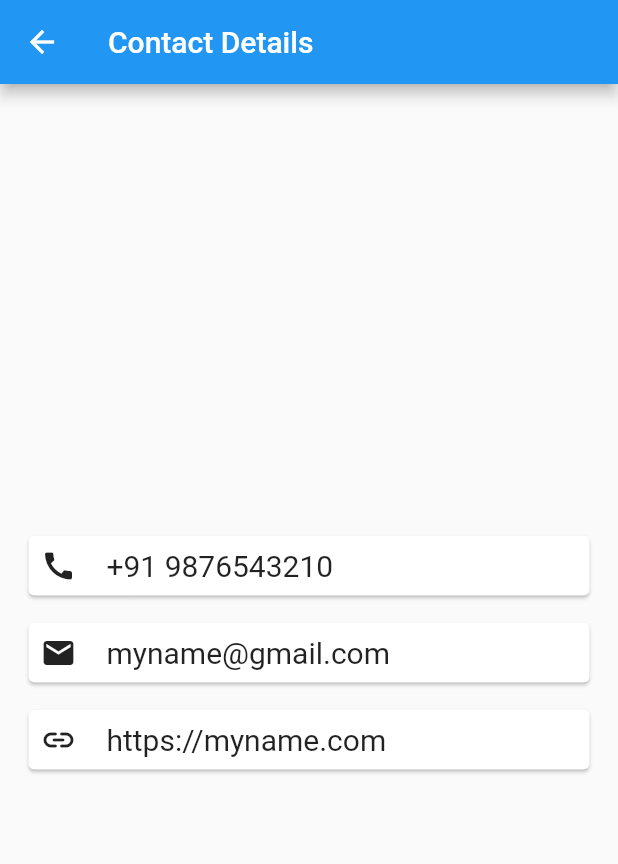
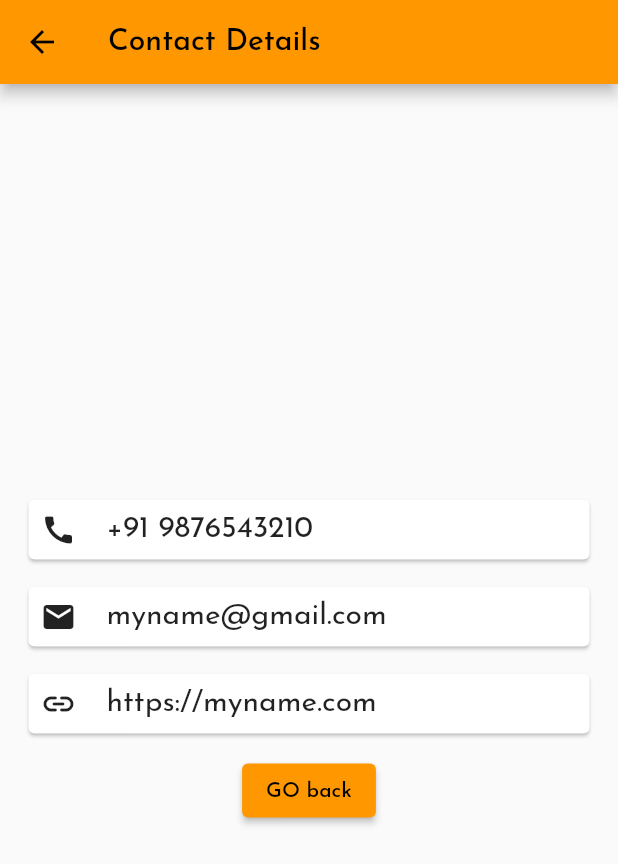
Before and after one commit to gdscwce/themes, a Flutter app: the screen it shows after launch, after a tap on "Contact", on a phone screen of 412 x 824 dp. Shown: the top 864 px of the screen. Run offline on Flutter 3.47's test engine with Material 2 defaults, Android fonts, the light colour scheme and no system bars; our stand-ins replace google_fonts; network calls fail.

Commit message:
themes modified

```diff
--- /dev/null
+++ b/lib/constants.dart
@@ -0,0 +1 @@
+bool isBright = true;
--- a/lib/main.dart
+++ b/lib/main.dart
@@ -1,5 +1,9 @@
 import 'package:flutter/material.dart';
-import 'package:themes/page1.dart';
+import 'package:google_fonts/google_fonts.dart';
+import 'package:themes/pages/page1.dart';
+import 'package:themes/pages/page2.dart';
+
+import 'constants.dart';
 
 void main() {
   runApp(const MyApp());
@@ -11,14 +15,33 @@ class MyApp extends StatelessWidget {
   // This widget is the root of your application.
   @override
   Widget build(BuildContext context) {
+
     return MaterialApp(
       debugShowCheckedModeBanner: false,
-      title: 'Flutter Demo',
+
       theme: ThemeData(
+        // appBarTheme: const AppBarTheme(
+        //   backgroundColor: Colors.greenAccent,
+        // ),
+        // // brightness: isBright ? Brightness.light:Brightness.dark,
+        // iconTheme: const IconThemeData(
+        //   color: Colors.redAccent,
+        //   size: 40
+        // ),
+        textTheme: GoogleFonts.josefinSansTextTheme(
+        Theme.of(context).textTheme,),
+        primarySwatch: Colors.orange,
+        // primaryColor: Colors.cyan,
+      ),
+      initialRoute: '/',
+      routes:{
+        '/':(context) => const Page1(),
+       '/second': (context) => const Page2(),
 
-        primarySwatch: Colors.blue,
-      ),
-      home:  const Page1(),
+      },
+
     );
+
+
   }
 }
--- a/lib/page1.dart
+++ /dev/null
@@ -1,99 +0,0 @@
-import 'package:flutter/material.dart';
-import 'package:themes/page2.dart';
-
-class Page1 extends StatelessWidget {
-  const Page1({Key? key}) : super(key: key);
-
-  @override
-  Widget build(BuildContext context) {
-   var Height= MediaQuery.of(context).size.height;
-   var Width= MediaQuery.of(context).size.width;
-    return  Scaffold(
-      appBar: AppBar(
-        leading: null,
-        centerTitle: true,
-        title: const Text('PAGE 1'),
-      ),
-
-      body: Padding(
-        padding: const EdgeInsets.all(8.0),
-        child: Column(
-          crossAxisAlignment: CrossAxisAlignment.center,
-          // mainAxisAlignment: MainAxisAlignment.center,
-          children:  [
-            const Center(child: Text("Profile",style: TextStyle(
-              fontSize: 30
-            ),)),
-            const SizedBox(
-              height: 30,
-
-            ),
-            Container(
-              height: 200,
-              width: 200,
-              decoration:  BoxDecoration(
-
-                borderRadius: BorderRadius.circular(100),
-                image:const DecorationImage(
-                  image:  NetworkImage('https://images.pexels.com/photos/162140/duckling-birds-yellow-fluffy-162140.jpeg?auto=compress&cs=tinysrgb&w=1600'),
-                  fit: BoxFit.fill
-                )
-              ),
-
-            ),
-            const SizedBox(
-              height: 30,
-            ),
-              Card(
-               child: Padding(
-                 padding: const EdgeInsets.all(8.0),
-                 child: Row(
-                   children:  [
-                     const Icon(Icons.person),
-                     SizedBox(width: Width /3),
-                     const Text('My Name',style: TextStyle(fontSize: 20),),
-                   ],
-                 ),
-               ),
-             ),
-            const SizedBox(
-              height: 10,
-            ),
-            Card(
-              child: Padding(
-                padding: const EdgeInsets.all(8.0),
-                child: Row(
-                  children:  [
-                    const Icon(Icons.work),
-                    SizedBox(width: Width /3),
-                    const Text('IT Company',style: TextStyle(fontSize: 20),),
-                  ],
-                ),
-              ),
-            ),
-            const SizedBox(
-              height: 10,
-            ),
-
-            Padding(
-              padding: const EdgeInsets.symmetric(horizontal: 60.0,vertical: 20),
-              child: ElevatedButton(
-                onPressed: (){
-                Navigator.push((context), MaterialPageRoute(builder: (context)=>const Page2()));
-              }, child: Row(
-                mainAxisAlignment: MainAxisAlignment.center,
-                children:  [
-
-                  const Text('Contact',style: TextStyle(fontSize: 20),),
-                  const Icon(Icons.arrow_forward_ios_sharp),
-
-                ],
-              ),),
-            )
-          ],
-        ),
-      ),
-
-    );
-  }
-}
--- a/lib/page2.dart
+++ /dev/null
@@ -1,72 +0,0 @@
-import 'package:flutter/material.dart';
-
-class Page2 extends StatelessWidget {
-  const Page2({Key? key}) : super(key: key);
-
-  @override
-  Widget build(BuildContext context) {
-
-    return  Scaffold(
-      appBar: AppBar(
-        title: const Text(
-            'Contact Details'
-            ),
-      ),
-      body: Padding(
-        padding: const EdgeInsets.all(15.0),
-        child: Column(
-          mainAxisAlignment: MainAxisAlignment.center,
-          crossAxisAlignment: CrossAxisAlignment.center,
-          children: [
-            Card(
-              child: Padding(
-                padding: const EdgeInsets.all(8.0),
-                child: Row(
-                  children:  const [
-                    Icon(Icons.call),
-                    SizedBox(width:20),
-                    Text('+91 9876543210',style: TextStyle(fontSize: 20),),
-                  ],
-                ),
-              ),
-            ),
-            const SizedBox(
-              height: 10,
-            ),
-            Card(
-              child: Padding(
-                padding: const EdgeInsets.all(8.0),
-                child: Row(
-                  children:  const [
-                    Icon(Icons.email),
-                    SizedBox(width:20),
-                    Text('myname@gmail.com',style: TextStyle(fontSize: 20),),
-                  ],
-                ),
-              ),
-            ),
-            const SizedBox(
-              height: 10,
-            ),
-            Card(
-              child: Padding(
-                padding: const EdgeInsets.all(8.0),
-                child: Row(
-                  children:  const [
-                    Icon(Icons.link_rounded),
-                    SizedBox(width:20),
-                    Text('https://myname.com',style: TextStyle(fontSize: 20),),
-                  ],
-                ),
-              ),
-            ),
-            const SizedBox(
-              height: 10,
-            ),
-
-          ],
-        ),
-      ),
-    );
-  }
-}
--- /dev/null
+++ b/lib/pages/page1.dart
@@ -0,0 +1,143 @@
+import 'package:flutter/foundation.dart';
+import 'package:flutter/material.dart';
+import 'package:themes/pages/page2.dart';
+
+import '../constants.dart';
+import 'login.dart';
+
+
+class Page1 extends StatefulWidget {
+  const Page1({Key? key}) : super(key: key);
+
+  @override
+  State<Page1> createState() => _Page1State();
+}
+
+class _Page1State extends State<Page1> {
+
+  @override
+  Widget build(BuildContext context) {
+    var Width = MediaQuery.of(context).size.width;
+    return  Scaffold(
+          appBar: AppBar(
+            leading: null,
+            centerTitle: true,
+
+            title: const Text('PAGE 1'),
+            // actions: [
+            //   IconButton(onPressed: (){
+            // setState(() {
+            //   isBright =!isBright;
+            // }
+            // );
+            //
+            //   if (kDebugMode) {
+            //     print(isBright);
+            //   }
+            //   }, icon: const Icon(Icons.abc), )
+            // ],
+          ),
+drawer:  Drawer(
+  child: ListView(
+      children: [
+        ListTile(
+          title: const Text('Click me'),
+          onTap: (){
+            Navigator.of(context).pop();
+          },
+        )
+      ],
+  ),
+),
+
+          body: Padding(
+            padding: const EdgeInsets.all(8.0),
+            child: Column(
+              crossAxisAlignment: CrossAxisAlignment.center,
+              // mainAxisAlignment: MainAxisAlignment.center,
+              children:  [
+                const Center(child: Text("Profile",style: TextStyle(
+                    fontSize: 30
+                ),)),
+                const SizedBox(
+                  height: 30,
+
+                ),
+                Container(
+
+                  height: 200,
+                  width: 200,
+                  decoration:  BoxDecoration(
+
+                      borderRadius: BorderRadius.circular(100),
+                      image:const DecorationImage(
+                          image:  NetworkImage('https://images.pexels.com/photos/162140/duckling-birds-yellow-fluffy-162140.jpeg?auto=compress&cs=tinysrgb&w=1600'),
+                          fit: BoxFit.fill
+                      )
+                  ),
+
+                ),
+                const SizedBox(
+                  height: 30,
+                ),
+                Card(
+                  child: Padding(
+                    padding: const EdgeInsets.all(8.0),
+                    child: Row(
+                      children:  [
+                        const Icon(Icons.person),
+                        SizedBox(width: Width /3),
+                        const Text('My Name',style: TextStyle(fontSize: 20),),
+                      ],
+                    ),
+                  ),
+                ),
+                const SizedBox(
+                  height: 10,
+                ),
+                Card(
+                  child: Padding(
+                    padding: const EdgeInsets.all(8.0),
+                    child: Row(
+                      children:  [
+                        const Icon(Icons.work),
+                        SizedBox(width: Width /3),
+                        const Text('IT Company',style: TextStyle(fontSize: 20),),
+                      ],
+                    ),
+                  ),
+                ),
+                const SizedBox(
+                  height: 10,
+                ),
+
+                Padding(
+                  padding: const EdgeInsets.symmetric(horizontal: 60.0,vertical: 20),
+                  child: ElevatedButton(
+                    onPressed: (){
+                      Navigator.push((context), MaterialPageRoute(builder: (context)=>const Page2()));
+                    }, child: Row(
+                    mainAxisAlignment: MainAxisAlignment.center,
+                    children:  const [
+
+                      Text('Contact',style: TextStyle(fontSize: 20),),
+                      Icon(Icons.arrow_forward_ios_sharp),
+
+                    ],
+                  ),),
+                ),
+                ElevatedButton(onPressed: (){
+                  Navigator.pushNamed((context), '/second');
+                }, child: const Text('Named route')),
+                ElevatedButton(onPressed: (){
+                  Navigator.push((context), MaterialPageRoute(builder: (context)=>Login()));
+                }, child: const Text('login'))
+              ],
+            ),
+          ),
+
+
+
+    );
+  }
+}
--- /dev/null
+++ b/lib/pages/page2.dart
@@ -0,0 +1,78 @@
+import 'package:flutter/material.dart';
+
+import '../constants.dart';
+
+class Page2 extends StatelessWidget {
+  const Page2({Key? key}) : super(key: key);
+
+  @override
+  Widget build(BuildContext context) {
+
+    return   Scaffold(
+        appBar: AppBar(
+          // backgroundColor: Colors.orange,
+          title: const Text(
+              'Contact Details'
+              ),
+        ),
+        body: Padding(
+          padding: const EdgeInsets.all(15.0),
+          child: Column(
+            mainAxisAlignment: MainAxisAlignment.center,
+            crossAxisAlignment: CrossAxisAlignment.center,
+            children: [
+              Card(
+                child: Padding(
+                  padding: const EdgeInsets.all(8.0),
+                  child: Row(
+                    children:  const [
+                      Icon(Icons.call,),
+                      SizedBox(width:20),
+                      Text('+91 9876543210',style: TextStyle(fontSize: 20),),
+                    ],
+                  ),
+                ),
+              ),
+              const SizedBox(
+                height: 10,
+              ),
+              Card(
+                child: Padding(
+                  padding: const EdgeInsets.all(8.0),
+                  child: Row(
+                    children:  const [
+                      Icon(Icons.email),
+                      SizedBox(width:20),
+                      Text('myname@gmail.com',style: TextStyle(fontSize: 20),),
+                    ],
+                  ),
+                ),
+              ),
+              const SizedBox(
+                height: 10,
+              ),
+              Card(
+                child: Padding(
+                  padding: const EdgeInsets.all(8.0),
+                  child: Row(
+                    children:  const [
+                      Icon(Icons.link_rounded),
+                      SizedBox(width:20),
+                      Text('https://myname.com',style: TextStyle(fontSize: 20),),
+                    ],
+                  ),
+                ),
+              ),
+              const SizedBox(
+                height: 10,
+              ),
+              ElevatedButton(onPressed: (){
+                Navigator.of(context).pushNamed('/');
+              }, child: Text('GO back'))
+            ],
+          ),
+        ),
+
+    );
+  }
+}
--- a/pubspec.yaml
+++ b/pubspec.yaml
@@ -36,6 +36,8 @@ dependencies:
   # The following adds the Cupertino Icons font to your application.
   # Use with the CupertinoIcons class for iOS style icons.
   cupertino_icons: ^1.0.2
+  google_fonts: ^4.0.3
+
 
 dev_dependencies:
   flutter_test:
```
Also changed, not shown: lib/pages/login.dart (added, +111 -0 lines), lib/pages/page3.dart (added, +18 -0 lines), lib/reusables.dart (added, +62 -0 lines), assets/bg.jpg (added), pubspec.lock, 2 other files.
